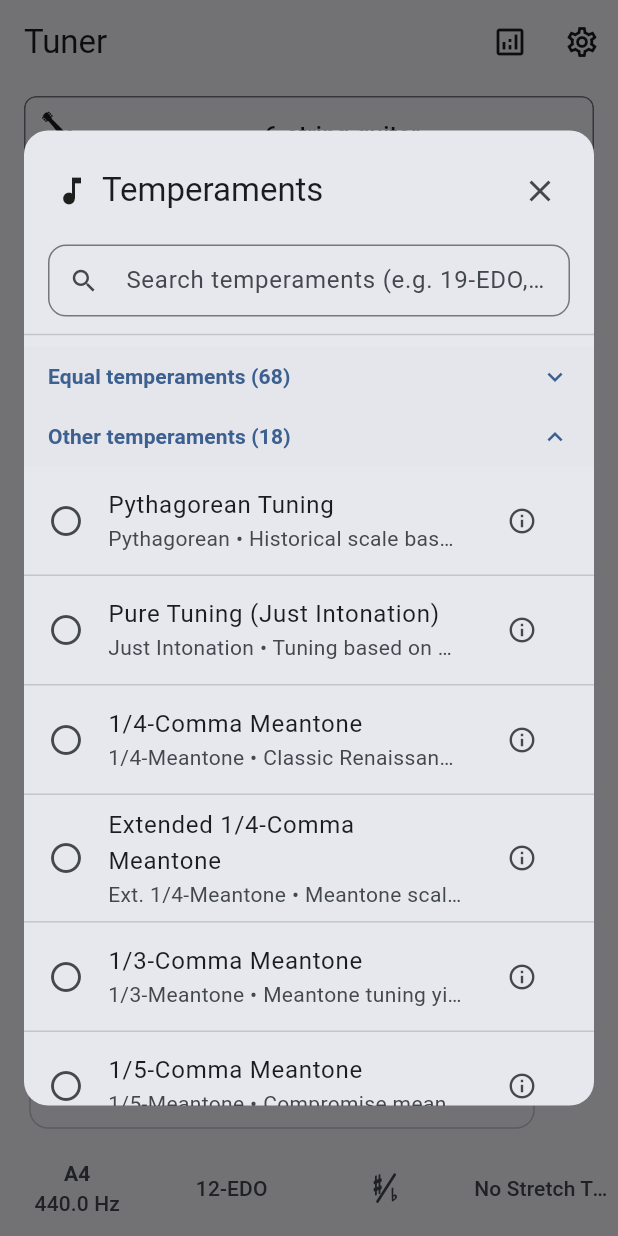
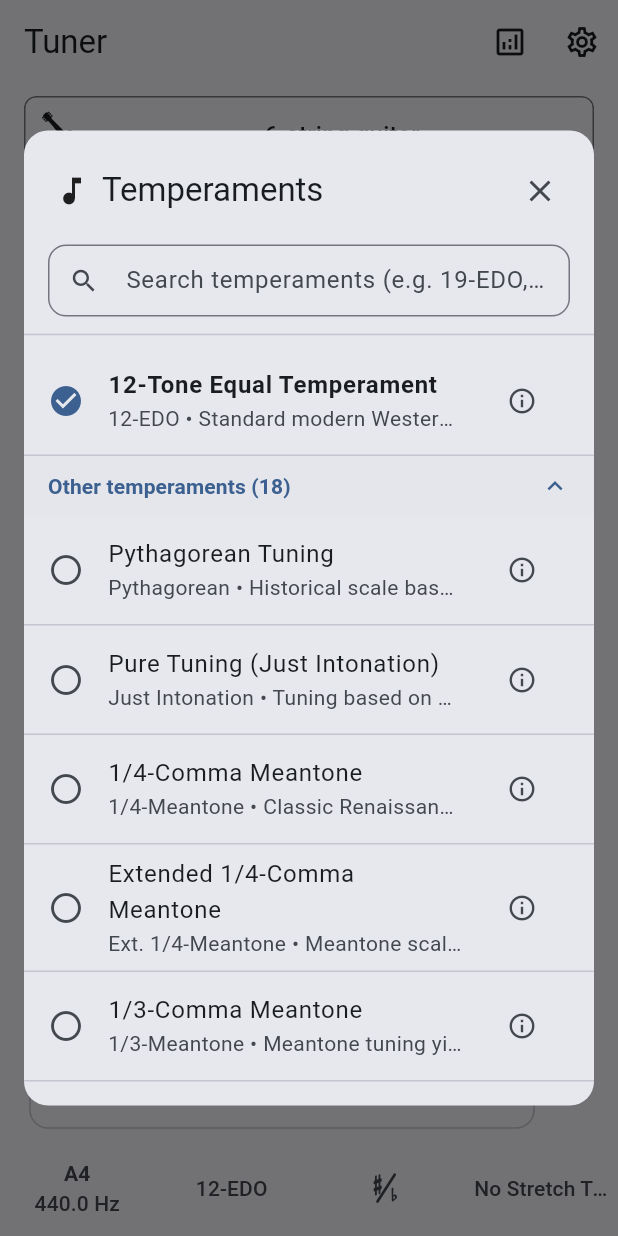
Before and after one commit to nanguaguag/TunerNext, a Flutter app: the screen it shows after launch, item 2 of the bottom bar chosen, on a phone screen of 412 x 824 dp. Run offline on Flutter 3.47's test engine with Material 3 defaults, Android fonts, the phone set to English and light mode, and no system bars; our stand-ins replace equatable, flutter_riverpod, flutter_svg, shared_preferences, wakelock_plus; missing offline and left inert: record.

Commit message:
fix(ui): pin 12-Tone Equal Temperament as prominent top item in temperament dialog

```diff
--- a/lib/ui/dialogs/temperament_dialog.dart
+++ b/lib/ui/dialogs/temperament_dialog.dart
@@ -30,6 +30,7 @@ class TemperamentDialog extends StatefulWidget {
 }
 
 class _TemperamentDialogState extends State<TemperamentDialog> {
+  late final Temperament _edo12;
   late final List<Temperament> _edoTemperaments;
   late final List<Temperament> _historicalTemperaments;
   late final List<Temperament> _customTemperaments;
@@ -42,22 +43,26 @@ class _TemperamentDialogState extends State<TemperamentDialog> {
   void initState() {
     super.initState();
     final root = widget.selectedTemperament.rootNote;
+    _edo12 = PredefinedTemperaments.edo12(rootNote: root);
     _edoTemperaments = PredefinedTemperaments.getEdoTemperaments(
       rootNote: root,
-    );
+    ).where((t) => t.equalOctaveDivision != 12).toList();
     _historicalTemperaments = PredefinedTemperaments.getHistoricalTemperaments(
       rootNote: root,
     );
     _customTemperaments = widget.customTemperaments;
   }
 
-  List<Temperament> _filter(List<Temperament> list, String query) {
-    if (query.isEmpty) return list;
-    return list.where((t) {
+  bool _matches(Temperament t, String query) {
+    if (query.isEmpty) return true;
     return t.name.toLowerCase().contains(query) ||
         t.abbreviation.toLowerCase().contains(query) ||
         t.description.toLowerCase().contains(query);
-    }).toList();
+  }
+
+  List<Temperament> _filter(List<Temperament> list, String query) {
+    if (query.isEmpty) return list;
+    return list.where((t) => _matches(t, query)).toList();
   }
 
   @override
@@ -130,6 +135,10 @@ class _TemperamentDialogState extends State<TemperamentDialog> {
             Expanded(
               child: ListView(
                 children: [
+                  if (_matches(_edo12, q)) ...[
+                    _buildItem(context, _edo12),
+                    const Divider(height: 1),
+                  ],
                   if (_customTemperaments.isNotEmpty)
                     _buildSection(
                       context,
@@ -142,6 +151,16 @@ class _TemperamentDialogState extends State<TemperamentDialog> {
                     ),
                   _buildSection(
                     context,
+                    title: l10n?.otherTemperaments ?? 'Historical Temperaments',
+                    items: filteredHistorical,
+                    isExpanded: _historicalExpanded,
+                    isSearching: isSearching,
+                    onToggle: () => setState(
+                      () => _historicalExpanded = !_historicalExpanded,
+                    ),
+                  ),
+                  _buildSection(
+                    context,
                     title:
                         l10n?.edoTemperaments ??
                         'Equal Temperaments (5 - 72 EDO)',
@@ -150,16 +169,6 @@ class _TemperamentDialogState extends State<TemperamentDialog> {
                     isSearching: isSearching,
                     onToggle: () =>
                         setState(() => _edoExpanded = !_edoExpanded),
-                  ),
-                  _buildSection(
-                    context,
-                    title: l10n?.otherTemperaments ?? 'Historical Temperaments',
-                    items: filteredHistorical,
-                    isExpanded: _historicalExpanded,
-                    isSearching: isSearching,
-                    onToggle: () => setState(
-                      () => _historicalExpanded = !_historicalExpanded,
-                    ),
                   ),
                 ],
               ),
@@ -217,8 +226,14 @@ class _TemperamentDialogState extends State<TemperamentDialog> {
             physics: const NeverScrollableScrollPhysics(),
             itemCount: items.length,
             separatorBuilder: (context, index) => const Divider(height: 1),
-            itemBuilder: (context, index) {
-              final item = items[index];
+            itemBuilder: (context, index) => _buildItem(context, items[index]),
+          ),
+      ],
+    );
+  }
+
+  Widget _buildItem(BuildContext context, Temperament item) {
+    final theme = Theme.of(context);
     final isSelected = item.name == widget.selectedTemperament.name;
 
     return ListTile(
@@ -228,9 +243,7 @@ class _TemperamentDialogState extends State<TemperamentDialog> {
       title: Text(
         item.name,
         style: TextStyle(
-                    fontWeight: isSelected
-                        ? FontWeight.bold
-                        : FontWeight.normal,
+          fontWeight: isSelected ? FontWeight.bold : FontWeight.normal,
         ),
       ),
       subtitle: Text(
@@ -254,9 +267,5 @@ class _TemperamentDialogState extends State<TemperamentDialog> {
         Navigator.of(context, rootNavigator: true).pop();
       },
     );
-            },
-          ),
-      ],
-    );
   }
 }
```
Also changed, not shown: 1 other file. Lines whose indentation alone changed are shown as unchanged.
